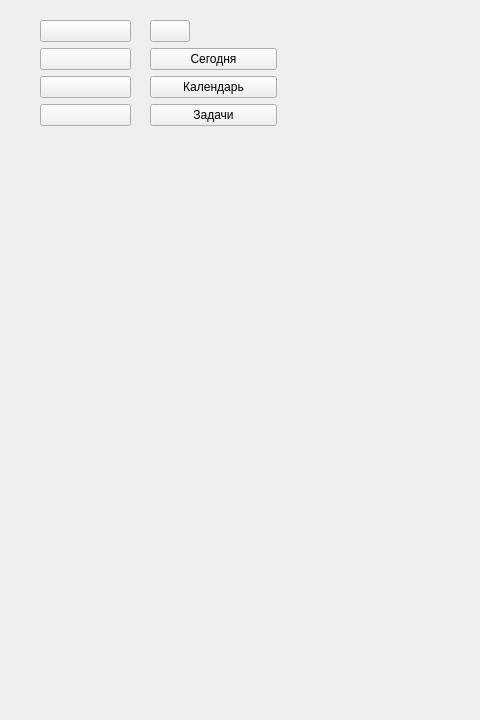
Above: mainwindow.ui from fnDxrk/ToDo_VPHAMI before the change; both pictures show x 0 to 480 and y 0 to 720 of the 1280 by 720 pixel window. Below: the same form after it.
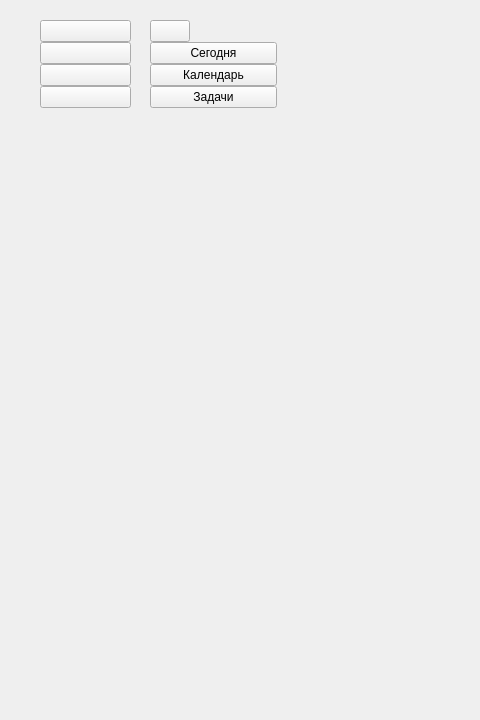
That is the form after the change. Icons and pictures are not drawn.

Commit message: Remove margins for layouts

Diff of the .ui file:
```diff
--- a/mainwindow.ui
+++ b/mainwindow.ui
@@ -24,6 +24,21 @@
      </rect>
     </property>
     <layout class="QVBoxLayout" name="verticalLayout_3">
+     <property name="spacing">
+      <number>0</number>
+     </property>
+     <property name="leftMargin">
+      <number>0</number>
+     </property>
+     <property name="topMargin">
+      <number>0</number>
+     </property>
+     <property name="rightMargin">
+      <number>0</number>
+     </property>
+     <property name="bottomMargin">
+      <number>0</number>
+     </property>
      <item>
       <layout class="QVBoxLayout" name="verticalLayout">
        <item>
@@ -104,7 +119,7 @@
        <property name="sizeHint" stdset="0">
         <size>
          <width>20</width>
-         <height>470</height>
+         <height>494</height>
         </size>
        </property>
       </spacer>
@@ -121,6 +136,21 @@
      </rect>
     </property>
     <layout class="QVBoxLayout" name="verticalLayout_4">
+     <property name="spacing">
+      <number>0</number>
+     </property>
+     <property name="leftMargin">
+      <number>0</number>
+     </property>
+     <property name="topMargin">
+      <number>0</number>
+     </property>
+     <property name="rightMargin">
+      <number>0</number>
+     </property>
+     <property name="bottomMargin">
+      <number>0</number>
+     </property>
      <item>
       <layout class="QVBoxLayout" name="verticalLayout_2">
        <item>
@@ -218,7 +248,7 @@
        <property name="sizeHint" stdset="0">
         <size>
          <width>20</width>
-         <height>460</height>
+         <height>484</height>
         </size>
        </property>
       </spacer>
```
Left out of the diff: 15 changed lines with no effect on the pictures.
